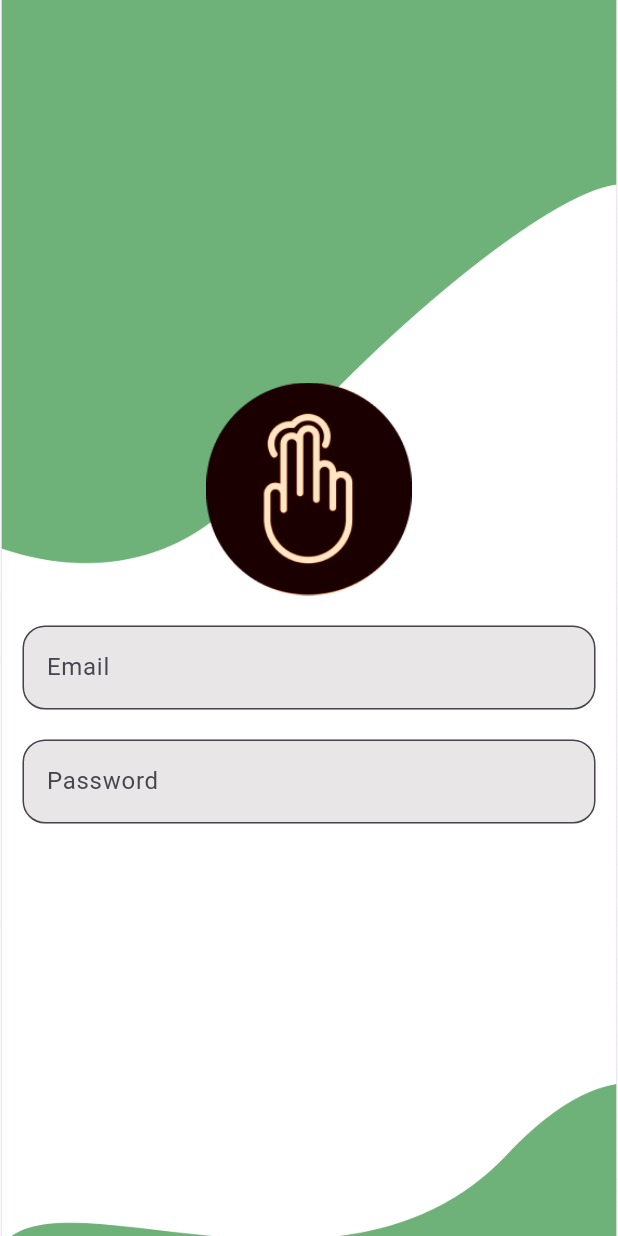
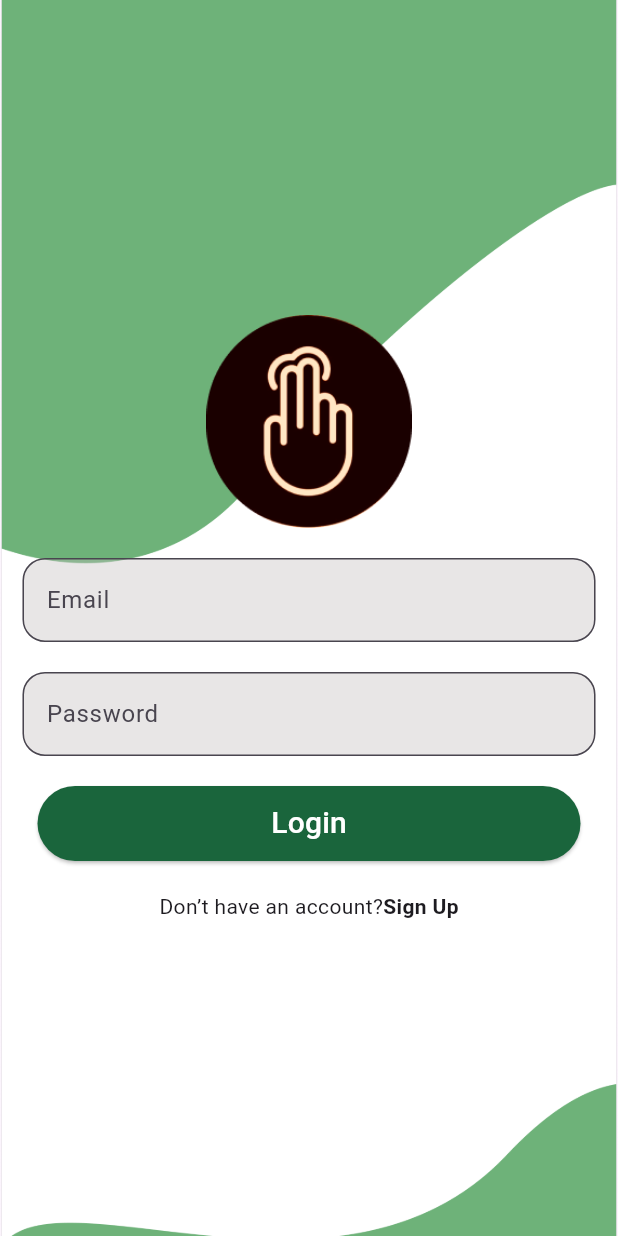
Before and after one commit to Gauravrai8287/first_application, a Flutter app: the screen it shows after launch, on a phone screen of 412 x 824 dp. Run offline on Flutter 3.47's test engine with Material 3 defaults, Android fonts, the phone set to English and light mode, and no system bars.

Commit message:
third commit

```diff
--- a/lib/login_page.dart
+++ b/lib/login_page.dart
@@ -63,13 +63,57 @@ class login_page extends StatelessWidget {
                         )
                       ),
                     ),
-                    ),SizedBox(
+                    ),
+                    SizedBox(
                       height: 20,
 
                     ),
+                Container(
+                  margin: EdgeInsets.only(left: 25,right: 25),
+                  height: 50,
+                  child:SizedBox(
+                  height: 35,
+                  width: double.infinity,
+                  child: ElevatedButton(onPressed: (){}, child: Text(
+                  ' Login ',style: TextStyle(
+                    fontWeight: FontWeight.w500,
+                    fontSize:20,
+                    color: Color.fromRGBO(255, 255,255, 100)
+                  ),
+                  ),style: ElevatedButton.styleFrom(
+                    backgroundColor: Color.fromRGBO(26, 101, 60, 76),
+                  ),)
+                    ,
+                ),
+                ),
+                 SizedBox(
+                      height: 20,
+
+                    ),
+                    Container(
 
 
-              ],
+                      child: Center(
+                        child: Row(
+                          mainAxisAlignment: MainAxisAlignment.center,
+                          children: [
+                        Text(
+                          'Don’t have an account?'
+                        ),
+                        GestureDetector(onTap: (){},
+                        child: Text('Sign Up',
+                         style: TextStyle(
+                          fontWeight: FontWeight.w600
+                         ),
+                         ),
+                         )
+                      ]
+                      ),
+                      )
+                      ,
+                    ),
+
+                    ],
             ) ,
            ), ),
       ),
```
